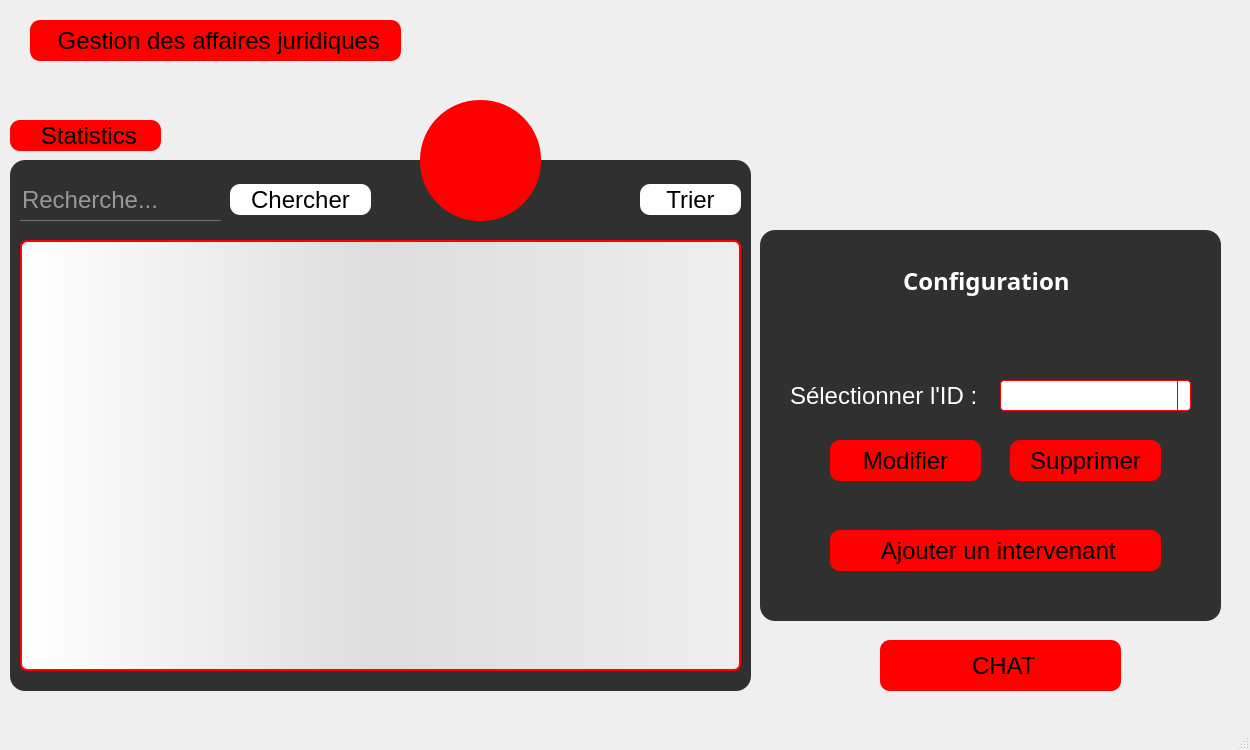
The window that affairesjuridiques.ui (nefissaKhiari/Smart_Plolice_Station) describes before a commit, drawn with Qt 5.
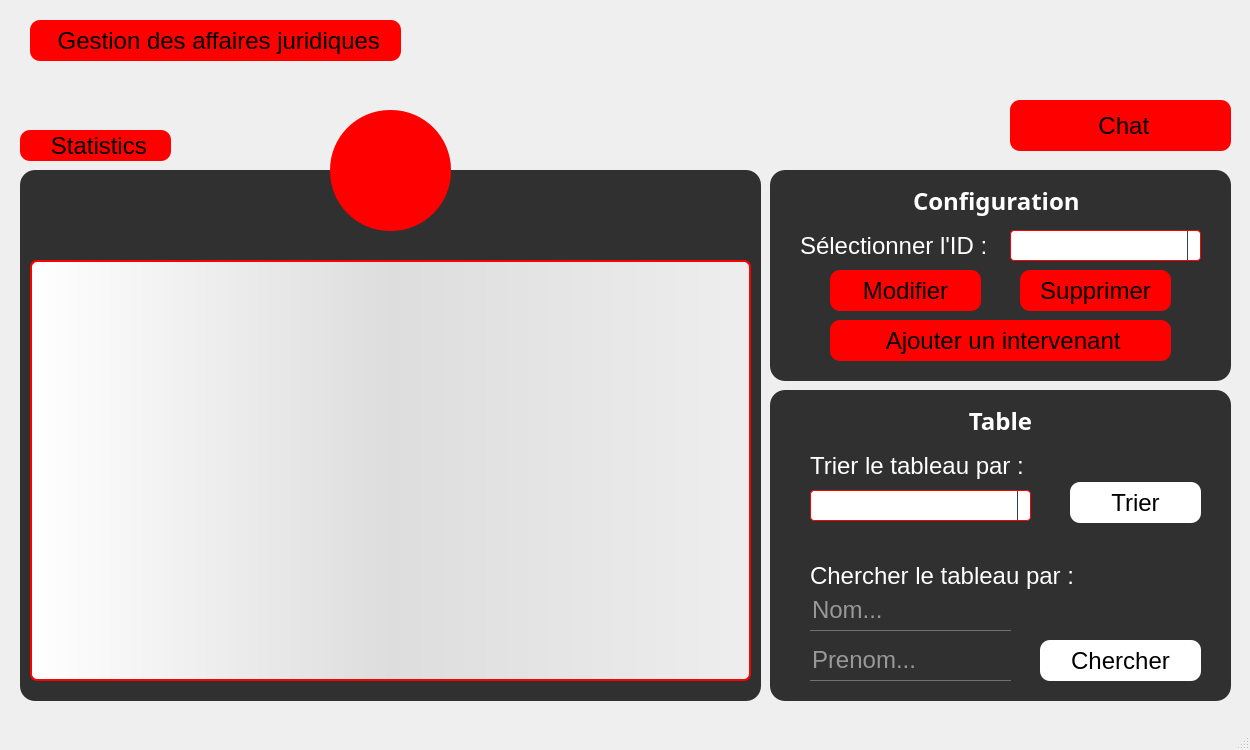
The same window after the commit. The open tabs and pages were chosen to show the change. Icons and pictures are not drawn.

Commit message: Edited Intervenant's interface

What changed in the file:
```diff
--- a/affairesjuridiques.ui
+++ b/affairesjuridiques.ui
@@ -279,8 +279,8 @@
      <widget class="QFrame" name="frame">
       <property name="geometry">
        <rect>
-        <x>10</x>
-        <y>160</y>
+        <x>20</x>
+        <y>170</y>
         <width>741</width>
         <height>531</height>
        </rect>
@@ -294,48 +294,13 @@
       <property name="frameShadow">
        <enum>QFrame::Raised</enum>
       </property>
-      <widget class="QPushButton" name="B_Trier">
-       <property name="geometry">
-        <rect>
-         <x>630</x>
-         <y>24</y>
-         <width>101</width>
-         <height>31</height>
-        </rect>
-       </property>
-       <property name="cursor">
-        <cursorShape>PointingHandCursor</cursorShape>
-       </property>
-       <property name="styleSheet">
-        <string notr="true">QPushButton {
-	background: white;
-}
-
-QPushButton:hover {
-	background: #BEBEBE;
-}</string>
-       </property>
-       <property name="text">
-        <string>Trier</string>
-       </property>
-       <property name="icon">
-        <iconset resource="Recources.qrc">
-         <normaloff>:/Recources/Images/ascending-sort.png</normaloff>:/Recources/Images/ascending-sort.png</iconset>
-       </property>
-       <property name="iconSize">
-        <size>
-         <width>18</width>
-         <height>18</height>
-        </size>
-       </property>
-      </widget>
       <widget class="QTableView" name="T_Intervenants">
        <property name="geometry">
         <rect>
          <x>10</x>
-         <y>80</y>
+         <y>90</y>
          <width>721</width>
-         <height>431</height>
+         <height>421</height>
         </rect>
        </property>
        <property name="styleSheet">
@@ -353,62 +318,14 @@
         <number>117</number>
        </attribute>
       </widget>
-      <widget class="QPushButton" name="B_Trier_2">
-       <property name="geometry">
-        <rect>
-         <x>220</x>
-         <y>24</y>
-         <width>141</width>
-         <height>31</height>
-        </rect>
-       </property>
-       <property name="cursor">
-        <cursorShape>PointingHandCursor</cursorShape>
-       </property>
-       <property name="styleSheet">
-        <string notr="true">QPushButton {
-	background: white;
-}
-
-QPushButton:hover {
-	background: #BEBEBE;
-}</string>
-       </property>
-       <property name="text">
-        <string>Chercher</string>
-       </property>
-       <property name="icon">
-        <iconset resource="Recources.qrc">
-         <normaloff>:/Recources/Images/search.png</normaloff>:/Recources/Images/search.png</iconset>
-       </property>
-       <property name="iconSize">
-        <size>
-         <width>25</width>
-         <height>25</height>
-        </size>
-       </property>
-      </widget>
-      <widget class="QLineEdit" name="LE_recherche">
-       <property name="geometry">
-        <rect>
-         <x>10</x>
-         <y>20</y>
-         <width>201</width>
-         <height>41</height>
-        </rect>
-       </property>
-       <property name="placeholderText">
-        <string>Recherche...</string>
-       </property>
-      </widget>
      </widget>
      <widget class="QFrame" name="frame_2">
       <property name="geometry">
        <rect>
-        <x>760</x>
-        <y>230</y>
+        <x>770</x>
+        <y>170</y>
         <width>461</width>
-        <height>391</height>
+        <height>211</height>
        </rect>
       </property>
       <property name="styleSheet">
@@ -424,7 +341,7 @@
        <property name="geometry">
         <rect>
          <x>143</x>
-         <y>20</y>
+         <y>0</y>
          <width>171</width>
          <height>61</height>
         </rect>
@@ -448,7 +365,7 @@
        <property name="geometry">
         <rect>
          <x>30</x>
-         <y>150</y>
+         <y>60</y>
          <width>191</width>
          <height>31</height>
         </rect>
@@ -463,9 +380,9 @@
       <widget class="QPushButton" name="B_AjouterIntervenant">
        <property name="geometry">
         <rect>
-         <x>70</x>
-         <y>300</y>
-         <width>331</width>
+         <x>60</x>
+         <y>150</y>
+         <width>341</width>
          <height>41</height>
         </rect>
        </property>
@@ -484,7 +401,7 @@
        <property name="geometry">
         <rect>
          <x>240</x>
-         <y>150</y>
+         <y>60</y>
          <width>191</width>
          <height>31</height>
         </rect>
@@ -553,8 +470,8 @@
       <widget class="QPushButton" name="B_ModifierIntervenant">
        <property name="geometry">
         <rect>
-         <x>70</x>
-         <y>210</y>
+         <x>60</x>
+         <y>100</y>
          <width>151</width>
          <height>41</height>
         </rect>
@@ -580,7 +497,7 @@
        <property name="geometry">
         <rect>
          <x>250</x>
-         <y>210</y>
+         <y>100</y>
          <width>151</width>
          <height>41</height>
         </rect>
@@ -603,60 +520,11 @@
        </property>
       </widget>
      </widget>
-     <widget class="QToolButton" name="toolButton">
-      <property name="geometry">
-       <rect>
-        <x>420</x>
-        <y>100</y>
-        <width>121</width>
-        <height>121</height>
-       </rect>
-      </property>
-      <property name="text">
-       <string/>
-      </property>
-      <property name="icon">
-       <iconset resource="Recources.qrc">
-        <normaloff>:/Recources/Images/judge.png</normaloff>:/Recources/Images/judge.png</iconset>
-      </property>
-      <property name="iconSize">
-       <size>
-        <width>64</width>
-        <height>64</height>
-       </size>
-      </property>
-     </widget>
-     <widget class="QPushButton" name="B_Statistics_2">
-      <property name="geometry">
-       <rect>
-        <x>880</x>
-        <y>640</y>
-        <width>241</width>
-        <height>51</height>
-       </rect>
-      </property>
-      <property name="cursor">
-       <cursorShape>PointingHandCursor</cursorShape>
-      </property>
-      <property name="text">
-       <string> CHAT</string>
-      </property>
-      <property name="icon">
-       <iconset resource="Recources.qrc">
-        <normaloff>:/Recources/Images/live-chat.png</normaloff>:/Recources/Images/live-chat.png</iconset>
-      </property>
-      <property name="iconSize">
-       <size>
-        <width>30</width>
-        <height>30</height>
-       </size>
-      </property>
-     </widget>
      <widget class="QPushButton" name="B_Statistics">
       <property name="geometry">
        <rect>
-        <x>10</x>
-        <y>120</y>
+        <x>20</x>
+        <y>130</y>
         <width>151</width>
         <height>31</height>
        </rect>
@@ -678,6 +546,305 @@
        </size>
       </property>
      </widget>
+     <widget class="QToolButton" name="toolButton">
+      <property name="geometry">
+       <rect>
+        <x>330</x>
+        <y>110</y>
+        <width>121</width>
+        <height>121</height>
+       </rect>
+      </property>
+      <property name="text">
+       <string/>
+      </property>
+      <property name="icon">
+       <iconset resource="Recources.qrc">
+        <normaloff>:/Recources/Images/judge.png</normaloff>:/Recources/Images/judge.png</iconset>
+      </property>
+      <property name="iconSize">
+       <size>
+        <width>64</width>
+        <height>64</height>
+       </size>
+      </property>
+     </widget>
+     <widget class="QFrame" name="frame_10">
+      <property name="geometry">
+       <rect>
+        <x>770</x>
+        <y>390</y>
+        <width>461</width>
+        <height>311</height>
+       </rect>
+      </property>
+      <property name="styleSheet">
+       <string notr="true"/>
+      </property>
+      <property name="frameShape">
+       <enum>QFrame::StyledPanel</enum>
+      </property>
+      <property name="frameShadow">
+       <enum>QFrame::Raised</enum>
+      </property>
+      <widget class="QLabel" name="L_ConfigIntervenant_3">
+       <property name="geometry">
+        <rect>
+         <x>140</x>
+         <y>0</y>
+         <width>181</width>
+         <height>61</height>
+        </rect>
+       </property>
+       <property name="font">
+        <font>
+         <family>century gothic</family>
+         <pointsize>-1</pointsize>
+         <weight>75</weight>
+         <bold>true</bold>
+        </font>
+       </property>
+       <property name="styleSheet">
+        <string notr="true">background: transparent;</string>
+       </property>
+       <property name="frameShape">
+        <enum>QFrame::NoFrame</enum>
+       </property>
+       <property name="frameShadow">
+        <enum>QFrame::Plain</enum>
+       </property>
+       <property name="text">
+        <string>Table</string>
+       </property>
+       <property name="alignment">
+        <set>Qt::AlignCenter</set>
+       </property>
+      </widget>
+      <widget class="QLabel" name="L_CB_Tri">
+       <property name="geometry">
+        <rect>
+         <x>40</x>
+         <y>60</y>
+         <width>231</width>
+         <height>31</height>
+        </rect>
+       </property>
+       <property name="styleSheet">
+        <string notr="true">background: transparent;</string>
+       </property>
+       <property name="text">
+        <string>Trier le tableau par :</string>
+       </property>
+      </widget>
+      <widget class="QComboBox" name="CB_TriIntervenant">
+       <property name="geometry">
+        <rect>
+         <x>40</x>
+         <y>100</y>
+         <width>221</width>
+         <height>31</height>
+        </rect>
+       </property>
+       <property name="styleSheet">
+        <string notr="true">QComboBox {
+  border: 1px solid red;
+  border-radius: 4px;
+  background: white;
+}
+
+QComboBox QAbstractItemView {
+  border: 1px solid black;
+  border-radius: 0;
+  background-color: white;
+  selection-background-color:#305068;
+}
+
+QComboBox QAbstractItemView:hover {
+  background-color: white;
+  color: #F0F0F0;
+}
+
+QComboBox QAbstractItemView:selected {
+  background: #1464A0;
+  color: #32414B;
+}
+
+QComboBox QAbstractItemView:alternate {
+  background: #19232D;
+}
+
+QComboBox:disabled {
+  background-color: #19232D;
+  color: #787878;
+}
+
+QComboBox:hover {
+  border: 1px solid #148CD2;
+}
+
+QComboBox:focus {
+  border: 1px solid #1464A0;
+}
+
+QComboBox:on {
+  selection-background-color: #1464A0;
+}
+
+QComboBox::item:checked {
+  font-weight: bold;
+}
+
+QComboBox::item:selected {
+  border: 0px solid transparent;
+}
+
+QComboBox::drop-down {
+  subcontrol-origin: padding;
+  subcontrol-position: top right;
+  width: 12px;
+  border-left: 1px solid #32414B;
+}</string>
+       </property>
+      </widget>
+      <widget class="QPushButton" name="B_Trier">
+       <property name="geometry">
+        <rect>
+         <x>300</x>
+         <y>92</y>
+         <width>131</width>
+         <height>41</height>
+        </rect>
+       </property>
+       <property name="cursor">
+        <cursorShape>PointingHandCursor</cursorShape>
+       </property>
+       <property name="styleSheet">
+        <string notr="true">QPushButton {
+	background: white;
+}
+
+QPushButton:hover {
+	background: #BEBEBE;
+}</string>
+       </property>
+       <property name="text">
+        <string>Trier</string>
+       </property>
+       <property name="icon">
+        <iconset resource="Recources.qrc">
+         <normaloff>:/Recources/Images/ascending-sort.png</normaloff>:/Recources/Images/ascending-sort.png</iconset>
+       </property>
+       <property name="iconSize">
+        <size>
+         <width>18</width>
+         <height>18</height>
+        </size>
+       </property>
+      </widget>
+      <widget class="QLineEdit" name="LE_ChercherNom">
+       <property name="geometry">
+        <rect>
+         <x>40</x>
+         <y>200</y>
+         <width>201</width>
+         <height>41</height>
+        </rect>
+       </property>
+       <property name="placeholderText">
+        <string>Nom...</string>
+       </property>
+      </widget>
+      <widget class="QPushButton" name="B_Recherche">
+       <property name="geometry">
+        <rect>
+         <x>270</x>
+         <y>250</y>
+         <width>161</width>
+         <height>41</height>
+        </rect>
+       </property>
+       <property name="cursor">
+        <cursorShape>PointingHandCursor</cursorShape>
+       </property>
+       <property name="styleSheet">
+        <string notr="true">QPushButton {
+	background: white;
+}
+
+QPushButton:hover {
+	background: #BEBEBE;
+}</string>
+       </property>
+       <property name="text">
+        <string>Chercher</string>
+       </property>
+       <property name="icon">
+        <iconset resource="Recources.qrc">
+         <normaloff>:/Recources/Images/search.png</normaloff>:/Recources/Images/search.png</iconset>
+       </property>
+       <property name="iconSize">
+        <size>
+         <width>25</width>
+         <height>25</height>
+        </size>
+       </property>
+      </widget>
+      <widget class="QLabel" name="L_CB_Recherche">
+       <property name="geometry">
+        <rect>
+         <x>40</x>
+         <y>170</y>
+         <width>271</width>
+         <height>31</height>
+        </rect>
+       </property>
+       <property name="styleSheet">
+        <string notr="true">background: transparent;</string>
+       </property>
+       <property name="text">
+        <string>Chercher le tableau par :</string>
+       </property>
+      </widget>
+      <widget class="QLineEdit" name="LE_ChercherPrenom">
+       <property name="geometry">
+        <rect>
+         <x>40</x>
+         <y>250</y>
+         <width>201</width>
+         <height>41</height>
+        </rect>
+       </property>
+       <property name="placeholderText">
+        <string>Prenom...</string>
+       </property>
+      </widget>
+     </widget>
+     <widget class="QPushButton" name="B_Chat">
+      <property name="geometry">
+       <rect>
+        <x>1010</x>
+        <y>100</y>
+        <width>221</width>
+        <height>51</height>
+       </rect>
+      </property>
+      <property name="cursor">
+       <cursorShape>PointingHandCursor</cursorShape>
+      </property>
+      <property name="text">
+       <string> Chat</string>
+      </property>
+      <property name="icon">
+       <iconset resource="Recources.qrc">
+        <normaloff>:/Recources/Images/live-chat.png</normaloff>:/Recources/Images/live-chat.png</iconset>
+      </property>
+      <property name="iconSize">
+       <size>
+        <width>25</width>
+        <height>25</height>
+       </size>
+      </property>
+     </widget>
      <zorder>frame</zorder>
      <zorder>B_BackToGestions</zorder>
      <zorder>frame_2</zorder>
```
Left out of the diff: 7 changed lines with no effect on the pictures. The commit also changes 1 other file.
